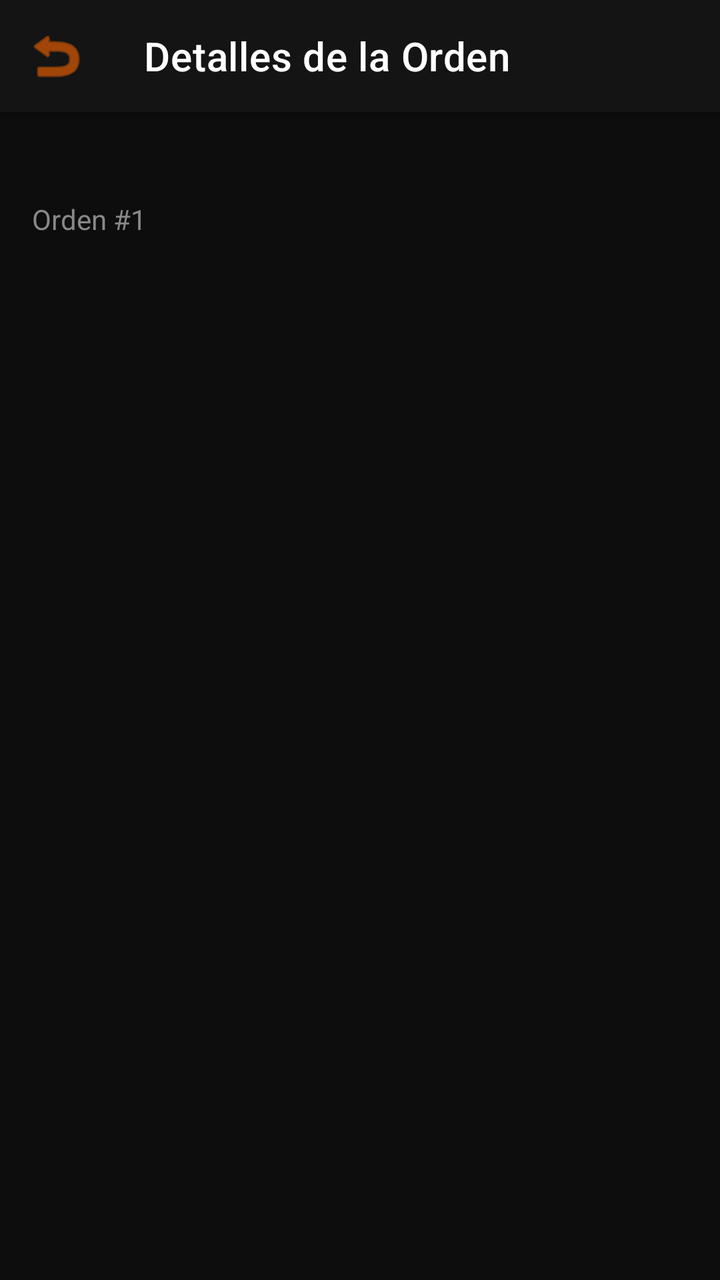
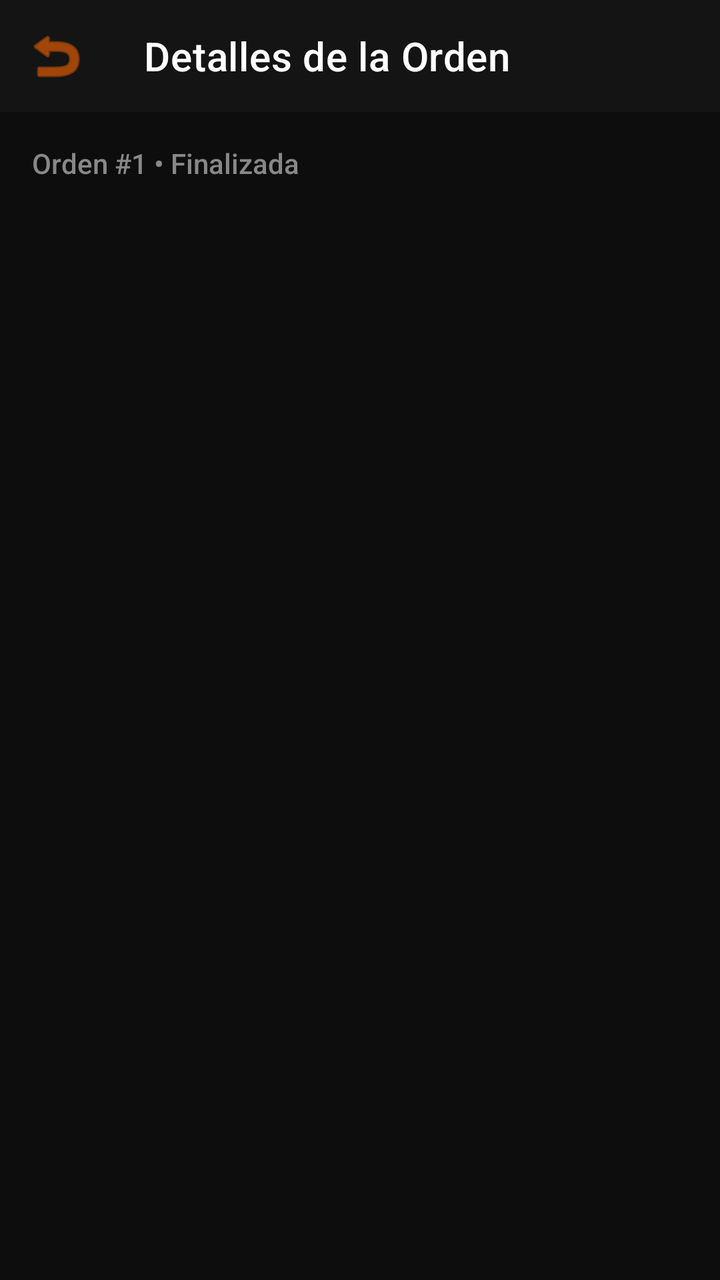

Screens rendered from an Android XML layout before and after an edit, with the pre-edit source and the edit as a unified diff.
<!-- AndroidManifest.xml: fallback theme Theme.MaterialComponents.DayNight.NoActionBar -->
<!-- res/layout/activity_orden_detalle.xml -->
<?xml version="1.0" encoding="utf-8"?>
<androidx.coordinatorlayout.widget.CoordinatorLayout
        xmlns:android="http://schemas.android.com/apk/res/android"
        xmlns:app="http://schemas.android.com/apk/res-auto"
        xmlns:tools="http://schemas.android.com/tools"
        android:layout_width="match_parent"
        android:layout_height="match_parent"
        android:background="#0D0D0D"
        android:fitsSystemWindows="true"
        tools:context=".OrdenDetalleActivity">

    
    <com.google.android.material.appbar.MaterialToolbar
            android:id="@+id/toolbar"
            android:layout_width="match_parent"
            android:layout_height="?attr/actionBarSize"
            android:background="#141414"
            android:elevation="4dp"
            app:title="Detalles de la Orden"
            app:titleTextColor="#FFFFFF"
            app:navigationIcon="@android:drawable/ic_menu_revert"
            app:navigationIconTint="#FF6600" />

    
    <TextView
            android:id="@+id/tvOrdenInfo"
            android:layout_width="match_parent"
            android:layout_height="wrap_content"
            android:layout_marginTop="100dp"
            android:layout_marginStart="16dp"
            android:layout_marginEnd="16dp"
            android:text="Orden #1"
            android:textColor="#888888"
            android:textSize="14sp"
            android:layout_marginBottom="8dp" />

    
    <androidx.recyclerview.widget.RecyclerView
            android:id="@+id/rvDetalles"
            android:layout_width="match_parent"
            android:layout_height="match_parent"
            android:layout_marginTop="140dp"
            android:layout_marginStart="16dp"
            android:layout_marginEnd="16dp"
            android:clipToPadding="false"
            android:paddingBottom="16dp"
            tools:listitem="@layout/item_detalle_orden" />

    
    <LinearLayout
            android:id="@+id/llEmptyState"
            android:layout_width="wrap_content"
            android:layout_height="wrap_content"
            android:layout_gravity="center"
            android:orientation="vertical"
            android:gravity="center"
            android:visibility="gone">

        <TextView
                android:layout_width="wrap_content"
                android:layout_height="wrap_content"
                android:text="📦"
                android:textSize="48sp"
                android:layout_marginBottom="8dp" />

        <TextView
                android:layout_width="wrap_content"
                android:layout_height="wrap_content"
                android:text="No hay detalles registrados"
                android:textColor="#888888"
                android:textSize="16sp"
                android:fontFamily="sans-serif-medium" />
    </LinearLayout>

</androidx.coordinatorlayout.widget.CoordinatorLayout>
<!-- res/layout/item_detalle_orden.xml (included above) -->
<?xml version="1.0" encoding="utf-8"?>
<com.google.android.material.card.MaterialCardView
        xmlns:android="http://schemas.android.com/apk/res/android"
        xmlns:app="http://schemas.android.com/apk/res-auto"
        android:layout_width="match_parent"
        android:layout_height="wrap_content"
        android:layout_marginBottom="8dp"
        app:cardBackgroundColor="#1A1A1A"
        app:cardCornerRadius="12dp"
        app:cardElevation="2dp"
        app:strokeColor="#2A2A2A"
        app:strokeWidth="1dp">

    <LinearLayout
            android:layout_width="match_parent"
            android:layout_height="wrap_content"
            android:orientation="vertical"
            android:padding="14dp">

        <LinearLayout
                android:layout_width="match_parent"
                android:layout_height="wrap_content"
                android:orientation="horizontal"
                android:gravity="center_vertical">

            <TextView
                    android:id="@+id/tvTipo"
                    android:layout_width="0dp"
                    android:layout_height="wrap_content"
                    android:layout_weight="1"
                    android:text="Servicio / Producto"
                    android:textColor="#FFFFFF"
                    android:textSize="14sp"
                    android:textStyle="bold"
                    android:fontFamily="sans-serif-medium" />

            <TextView
                    android:id="@+id/tvEstado"
                    android:layout_width="wrap_content"
                    android:layout_height="wrap_content"
                    android:text="PENDIENTE"
                    android:textColor="#FF6600"
                    android:textSize="11sp"
                    android:textStyle="bold"
                    android:background="#2A2A2A"
                    android:paddingStart="8dp"
                    android:paddingEnd="8dp"
                    android:paddingTop="2dp"
                    android:paddingBottom="2dp" />
        </LinearLayout>

        <LinearLayout
                android:layout_width="match_parent"
                android:layout_height="wrap_content"
                android:orientation="horizontal"
                android:layout_marginTop="6dp">

            <TextView
                    android:id="@+id/tvPrecio"
                    android:layout_width="0dp"
                    android:layout_height="wrap_content"
                    android:layout_weight="1"
                    android:text="$0.00"
                    android:textColor="#FF6600"
                    android:textSize="13sp"
                    android:fontFamily="sans-serif-medium" />

            <TextView
                    android:id="@+id/tvGarantia"
                    android:layout_width="wrap_content"
                    android:layout_height="wrap_content"
                    android:text="0 días"
                    android:textColor="#888888"
                    android:textSize="12sp" />
        </LinearLayout>
    </LinearLayout>
</com.google.android.material.card.MaterialCardView>
<!-- resources referenced by this layout -->
<resources>

</resources>

<!-- the commit's change to res/layout/activity_orden_detalle.xml (unified diff, before → after) -->
@@ -1,78 +1,72 @@
 <?xml version="1.0" encoding="utf-8"?>
-<androidx.coordinatorlayout.widget.CoordinatorLayout
+<androidx.constraintlayout.widget.ConstraintLayout
         xmlns:android="http://schemas.android.com/apk/res/android"
         xmlns:app="http://schemas.android.com/apk/res-auto"
         xmlns:tools="http://schemas.android.com/tools"
         android:layout_width="match_parent"
         android:layout_height="match_parent"
         android:background="#0D0D0D"
-        android:fitsSystemWindows="true"
         tools:context=".OrdenDetalleActivity">
 
-    
     <com.google.android.material.appbar.MaterialToolbar
             android:id="@+id/toolbar"
-            android:layout_width="match_parent"
+            android:layout_width="0dp"
             android:layout_height="?attr/actionBarSize"
             android:background="#141414"
-            android:elevation="4dp"
             app:title="Detalles de la Orden"
             app:titleTextColor="#FFFFFF"
             app:navigationIcon="@android:drawable/ic_menu_revert"
-            app:navigationIconTint="#FF6600" />
+            app:navigationIconTint="#FF6600"
+            app:layout_constraintTop_toTopOf="parent"
+            app:layout_constraintStart_toStartOf="parent"
+            app:layout_constraintEnd_toEndOf="parent" />
 
-    
     <TextView
             android:id="@+id/tvOrdenInfo"
-            android:layout_width="match_parent"
+            android:layout_width="0dp"
             android:layout_height="wrap_content"
-            android:layout_marginTop="100dp"
-            android:layout_marginStart="16dp"
-            android:layout_marginEnd="16dp"
-            android:text="Orden #1"
+            android:layout_marginTop="16dp"
+            android:paddingStart="16dp"
+            android:paddingEnd="16dp"
+            android:text="Orden #1 • Finalizada"
             android:textColor="#888888"
             android:textSize="14sp"
-            android:layout_marginBottom="8dp" />
+            android:fontFamily="sans-serif-medium"
+            app:layout_constraintTop_toBottomOf="@id/toolbar"
+            app:layout_constraintStart_toStartOf="parent"
+            app:layout_constraintEnd_toEndOf="parent" />
 
-    
     <androidx.recyclerview.widget.RecyclerView
             android:id="@+id/rvDetalles"
-            android:layout_width="match_parent"
-            android:layout_height="match_parent"
-            android:layout_marginTop="140dp"
-            android:layout_marginStart="16dp"
-            android:layout_marginEnd="16dp"
+            android:layout_width="0dp"
+            android:layout_height="0dp"
+            android:layout_marginTop="8dp"
+            android:paddingStart="16dp"
+            android:paddingEnd="16dp"
+            android:paddingBottom="16dp"
             android:clipToPadding="false"
-            android:paddingBottom="16dp"
+            app:layout_constraintTop_toBottomOf="@id/tvOrdenInfo"
+            app:layout_constraintBottom_toBottomOf="parent"
+            app:layout_constraintStart_toStartOf="parent"
+            app:layout_constraintEnd_toEndOf="parent"
             tools:listitem="@layout/item_detalle_orden" />
 
-    
     <LinearLayout
             android:id="@+id/llEmptyState"
             android:layout_width="wrap_content"
             android:layout_height="wrap_content"
-            android:layout_gravity="center"
             android:orientation="vertical"
             android:gravity="center"
-            android:visibility="gone">
+            android:visibility="gone"
+            app:layout_constraintTop_toTopOf="parent"
+            app:layout_constraintBottom_toBottomOf="parent"
+            app:layout_constraintStart_toStartOf="parent"
+            app:layout_constraintEnd_toEndOf="parent">
 
-        <TextView
-                android:layout_width="wrap_content"
-                android:layout_height="wrap_content"
-                android:text="📦"
-                android:textSize="48sp"
-                android:layout_marginBottom="8dp" />
-
-        <TextView
-                android:layout_width="wrap_content"
-                android:layout_height="wrap_content"
-                android:text="No hay detalles registrados"
-                android:textColor="#888888"
-                android:textSize="16sp"
-                android:fontFamily="sans-serif-medium" />
+        <TextView android:layout_width="wrap_content" android:layout_height="wrap_content" android:text="📦" android:textSize="48sp" android:layout_marginBottom="8dp" />
+        <TextView android:layout_width="wrap_content" android:layout_height="wrap_content" android:text="No hay detalles" android:textColor="#888888" android:textSize="16sp" />
     </LinearLayout>
-
-</androidx.coordinatorlayout.widget.CoordinatorLayout>
+</androidx.constraintlayout.widget.ConstraintLayout>
 <!-- res/layout/item_detalle_orden.xml (included above) -->
 <?xml version="1.0" encoding="utf-8"?>
 <com.google.android.material.card.MaterialCardView
<!-- resource entries referenced after the edit -->
@@ -1,5 +1,13 @@
 <!-- resources referenced by this layout -->
 <resources>
-
+  <style name="Theme.sgost" parent="Theme.MaterialComponents.DayNight.NoActionBar">
+          
+          <item name="android:windowBackground">@color/color_splash</item>
+  
+          
+          <item name="android:statusBarColor">@color/color_splash</item>
+          <item name="android:windowLightStatusBar">false</item>
+      </style>
+  <color name="color_splash">#FF6600</color>
 </resources>
 
